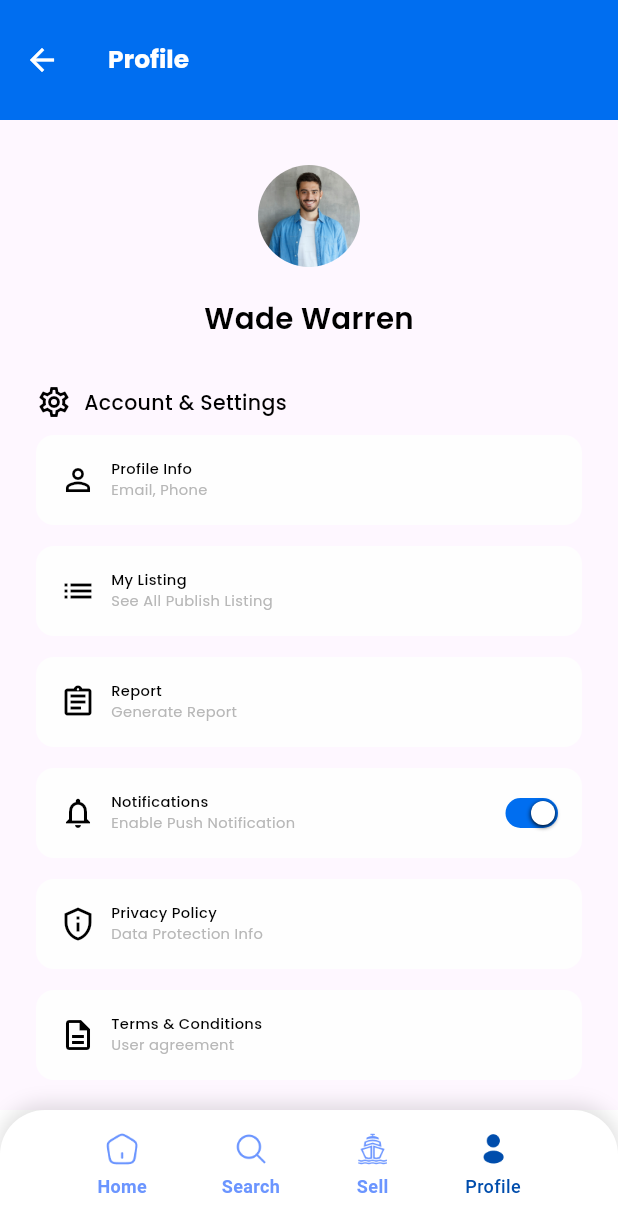
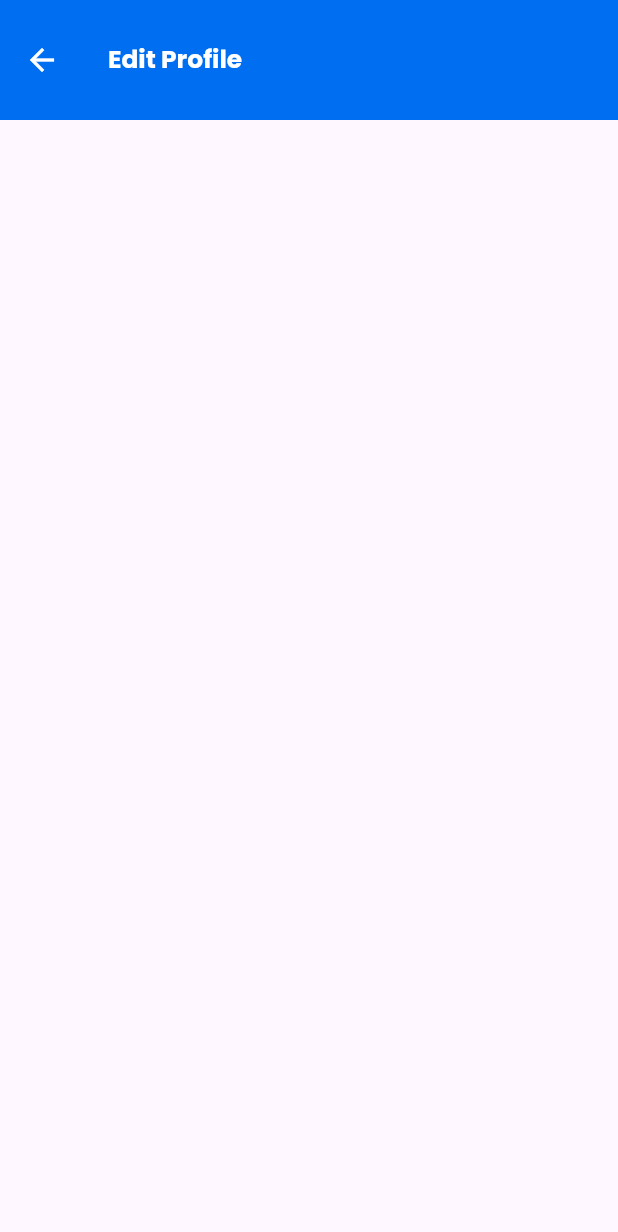
Before and after one commit to Dev-Ninjas-Backup/diaz1234567890, a Flutter app: the screen it shows after launch, item 4 of the bottom bar chosen, after a tap on "Profile Info", on a phone screen of 412 x 824 dp. Shown: the top 1232 px of the screen. Run offline on Flutter 3.47's test engine with Material 3 defaults, Android fonts, the phone set to English and light mode, and no system bars; our stand-ins replace flutter_easyloading, flutter_screenutil, get, google_fonts.

Commit message:
Create custom app bar.

```diff
--- a/lib/core/common/widget/custom_appbar.dart
+++ b/lib/core/common/widget/custom_app_bar.dart
@@ -1,18 +1,19 @@
-import 'package:diaz1234567890/core/common/style/global_text_style.dart';
 import 'package:flutter/material.dart';
 import 'package:get/get.dart';
+import 'package:diaz1234567890/core/common/style/global_text_style.dart';
 
-class CustomAppbar extends StatelessWidget {
+class CustomAppBar extends StatelessWidget implements PreferredSizeWidget {
   final String title;
-  const CustomAppbar({super.key, required this.title});
+
+  const CustomAppBar({super.key, required this.title});
 
   @override
   Widget build(BuildContext context) {
     return AppBar(
-      backgroundColor: Color(0xFF006EF0),
+      backgroundColor: const Color(0xFF006EF0),
       toolbarHeight: 80,
       leading: IconButton(
-        icon: Icon(Icons.arrow_back, color: Colors.white),
+        icon: const Icon(Icons.arrow_back, color: Colors.white),
         onPressed: () {
           Get.back();
         },
@@ -30,4 +31,8 @@ class CustomAppbar extends StatelessWidget {
       ),
     );
   }
+
+  // 👇 Required for Scaffold.appBar
+  @override
+  Size get preferredSize => const Size.fromHeight(80);
 }
--- /dev/null
+++ b/lib/features/profile/edit_profile/screen/edit_profile_screen.dart
@@ -0,0 +1,11 @@
+import 'package:diaz1234567890/core/common/widget/custom_app_bar.dart';
+import 'package:flutter/material.dart';
+
+class EditProfileScreen extends StatelessWidget {
+  const EditProfileScreen({super.key});
+
+  @override
+  Widget build(BuildContext context) {
+    return Scaffold(appBar: CustomAppBar(title: 'Edit Profile'));
+  }
+}
--- a/lib/features/profile/main/screen/profile_screen.dart
+++ b/lib/features/profile/main/screen/profile_screen.dart
@@ -2,6 +2,7 @@ import 'package:diaz1234567890/core/common/style/global_text_style.dart';
 import 'package:diaz1234567890/core/utils/constants/app_colors.dart';
 import 'package:diaz1234567890/core/utils/constants/icon_path.dart';
 import 'package:diaz1234567890/core/utils/constants/image_path.dart';
+import 'package:diaz1234567890/core/common/widget/custom_app_bar.dart';
 import 'package:diaz1234567890/features/profile/main/controller/profile_controller.dart';
 import 'package:diaz1234567890/features/profile/main/widgets/settings_button.dart';
 import 'package:flutter/material.dart';
@@ -14,27 +15,7 @@ class ProfileScreen extends StatelessWidget {
   Widget build(BuildContext context) {
     final controller = Get.put(ProfileController());
     return Scaffold(
-      appBar: AppBar(
-        backgroundColor: Color(0xFF006EF0),
-        toolbarHeight: 80,
-        leading: IconButton(
-          icon: Icon(Icons.arrow_back, color: Colors.white),
-          onPressed: () {
-            Get.back();
-          },
-        ),
-        title: Align(
-          alignment: Alignment.centerLeft,
-          child: Text(
-            "Profile",
-            style: getTextStyle(
-              color: Colors.white,
-              fontWeight: FontWeight.bold,
-              fontSize: 17,
-            ),
-          ),
-        ),
-      ),
+      appBar: CustomAppBar(title: "Profile"),
       body: SingleChildScrollView(
         child: Padding(
           padding: const EdgeInsets.fromLTRB(24, 30, 24, 30),
@@ -84,7 +65,9 @@ class ProfileScreen extends StatelessWidget {
                   icon: Icons.person_outline_outlined,
                   title: 'Profile Info',
                   subtitle: 'Email, Phone',
-                  onTap: () {},
+                  onTap: () {
+                    Get.toNamed('/editProfileScreen');
+                  },
                 ),
                 SettingsButton(
                   icon: Icons.list,
--- a/lib/features/profile/main/widgets/settings_button.dart
+++ b/lib/features/profile/main/widgets/settings_button.dart
@@ -23,7 +23,7 @@ class SettingsButton extends StatelessWidget {
   @override
   Widget build(BuildContext context) {
     return GestureDetector(
-      onTap: () {},
+      onTap: onTap,
       child: Container(
         padding: EdgeInsets.all(16),
         margin: EdgeInsets.only(bottom: 14),
--- a/lib/routes/app_routes.dart
+++ b/lib/routes/app_routes.dart
@@ -1,16 +1,20 @@
 import 'package:diaz1234567890/features/bottom_navbar/screen/bottom_navbar_screen.dart';
+import 'package:diaz1234567890/features/profile/edit_profile/screen/edit_profile_screen.dart';
 import 'package:diaz1234567890/features/profile/main/screen/profile_screen.dart';
 import 'package:get/get.dart';
 
 class AppRoute {
   static String bottomNavBar = "/bottomNavBar";
   static String profileScreen = "/profileScreen";
+  static String editProfileScreen = "/editProfileScreen";
 
   static String getBottomNavBar() => bottomNavBar;
   static String getProfileScreen() => profileScreen;
+  static String getEditProfileScreen() => editProfileScreen;
 
   static List<GetPage> routes = [
     GetPage(name: bottomNavBar, page: () => BottomNavbarScreen()),
     GetPage(name: profileScreen, page: () => ProfileScreen()),
+    GetPage(name: editProfileScreen, page: () => EditProfileScreen()),
   ];
 }
```
